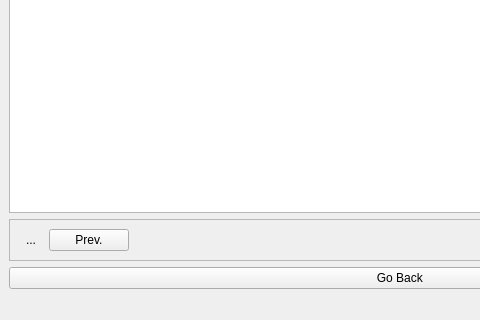
The window that ui/mainwindow.ui (nyov/writetype) describes before a commit, drawn with Qt 5; both pictures show x 0 to 480 and y 280 to 600 of the 803 by 600 pixel window.
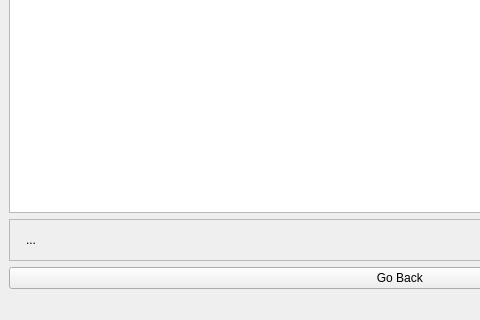
The same window after the commit. Icons and pictures are not drawn. Custom widgets are drawn as their Qt base class.

```diff
--- a/ui/mainwindow.ui
+++ b/ui/mainwindow.ui
@@ -126,17 +126,6 @@
          </property>
         </widget>
        </item>
-       <item>
-        <widget class="QPushButton" name="prevButton">
-         <property name="text">
-          <string>Prev.</string>
-         </property>
-         <property name="icon">
-          <iconset resource="../res/resources.qrc">
-           <normaloff>:/res/go-previous.png</normaloff>:/res/go-previous.png</iconset>
-         </property>
-        </widget>
-       </item>
        <item>
         <widget class="QLabel" name="dictionErrorLabel">
          <property name="sizePolicy">
```
Left out of the diff: 1 changed line with no effect on the pictures.
